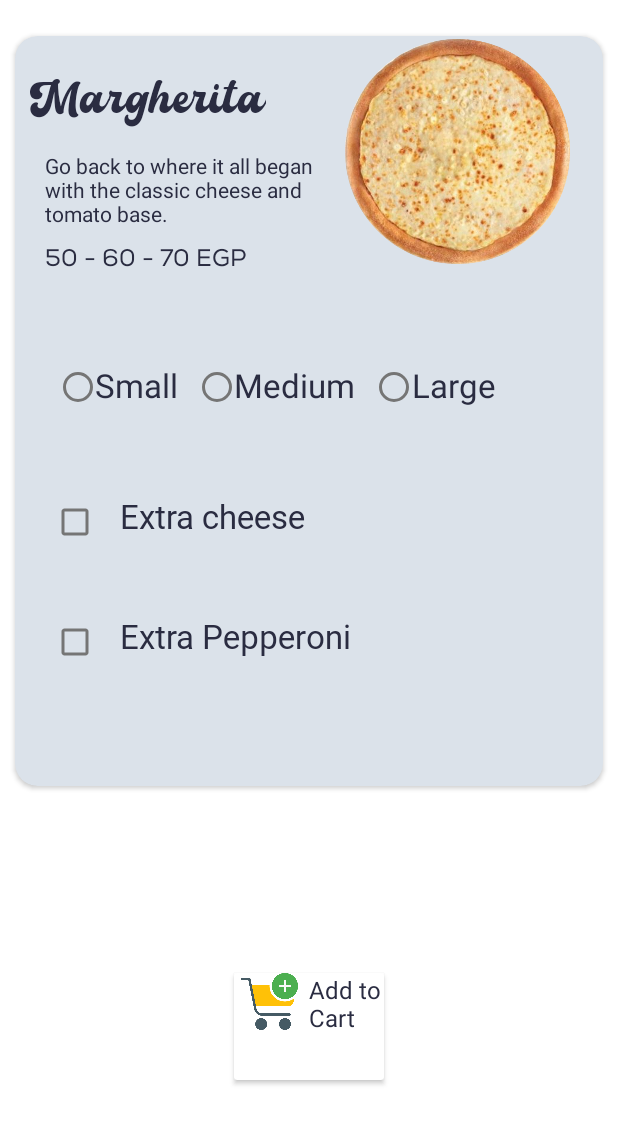
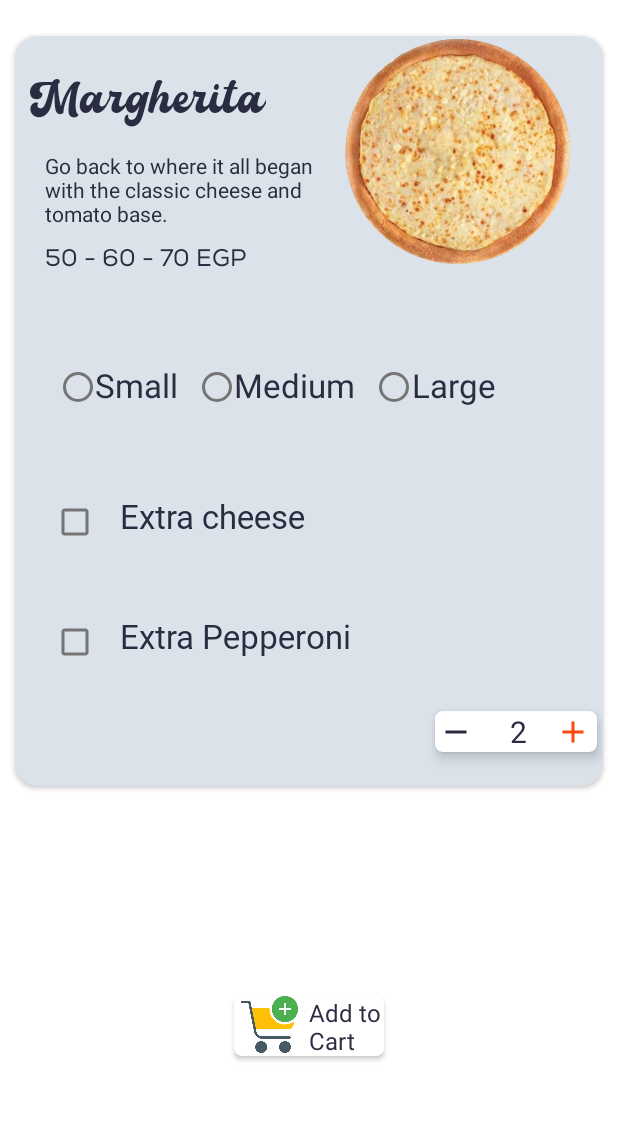
Before and after one commit to olaalnajjar/Wagba, an Android app: the layout activity_item_details.xml on its own in the app's theme, with its tools: preview values and no code run, on a phone screen of 412 x 824 dp. Shown: the top 1124 px of the screen. Run offline under Robolectric (Android 15) with nearby library versions, the light colour scheme and no system bars.

Commit message:
add multiple items in cart

```diff
--- a/app/src/main/res/layout/activity_item_details.xml
+++ b/app/src/main/res/layout/activity_item_details.xml
@@ -179,17 +179,65 @@
             app:layout_constraintEnd_toEndOf="parent"
             app:layout_constraintTop_toBottomOf="@+id/textView6" />
 
+        <androidx.cardview.widget.CardView
+            android:layout_width="108dp"
+            android:layout_height="27dp"
+            android:layout_marginStart="280dp"
+            android:layout_marginTop="450dp"
+            app:cardCornerRadius="5dp"
+            app:cardElevation="5dp">
+
+            <TextView
+                android:id="@+id/item_number"
+                android:layout_width="wrap_content"
+                android:layout_height="wrap_content"
+                android:text="@string/_2"
+                android:layout_marginStart="50dp"
+                android:layout_marginTop="0dp"
+                android:textSize="20sp"
+
+                android:textColor="@color/dark_blue"/>
+
+            <ImageView
+                android:id="@+id/add_number"
+                android:layout_width="wrap_content"
+                android:layout_height="wrap_content"
+                android:layout_marginTop="2dp"
+                android:layout_marginStart="80dp"
+                android:clickable="true"
+                android:src="@drawable/ic_baseline_add_24"
+                android:contentDescription="@string/add_icon"
+                android:focusable="true" />
+            <ImageView
+                android:id="@+id/remove_number"
+
+                android:layout_width="wrap_content"
+                android:layout_height="wrap_content"
+                android:layout_marginTop="2dp"
+                android:layout_marginStart="2dp"
+                android:clickable="true"
+                android:src="@drawable/ic_baseline_remove_24"
+                android:contentDescription="@string/minus_icon"
+                android:focusable="true" />
+
+
+
+
+
+        </androidx.cardview.widget.CardView>
     </androidx.cardview.widget.CardView>
 
 
     <androidx.cardview.widget.CardView
         android:id="@+id/add_to_cart"
         android:layout_width="wrap_content"
-        android:layout_height="wrap_content"
+        android:layout_height="40dp"
         app:layout_constraintEnd_toEndOf="parent"
         app:layout_constraintStart_toStartOf="parent"
         android:layout_marginTop="20dp"
         android:clickable="true"
+        app:cardCornerRadius="5dp"
+        android:elevation="0dp"
         app:layout_constraintBottom_toBottomOf="parent"
         app:layout_constraintTop_toBottomOf="@+id/cardView"
         android:focusable="true">
```
Also changed, not shown: app/src/main/java/com/example/wagba/Model/CartItemModel.java (+1 -10 lines), app/src/main/java/com/example/wagba/View/Adapter/CartItemAdapter.java (+2 -7 lines), app/src/main/java/com/example/wagba/View/ItemDetails.java (+43 -7 lines), app/src/main/java/com/example/wagba/ViewModel/ItemViewModel.java (+2 -15 lines), app/src/main/res/layout/cart_item.xml (+2 -43 lines).
